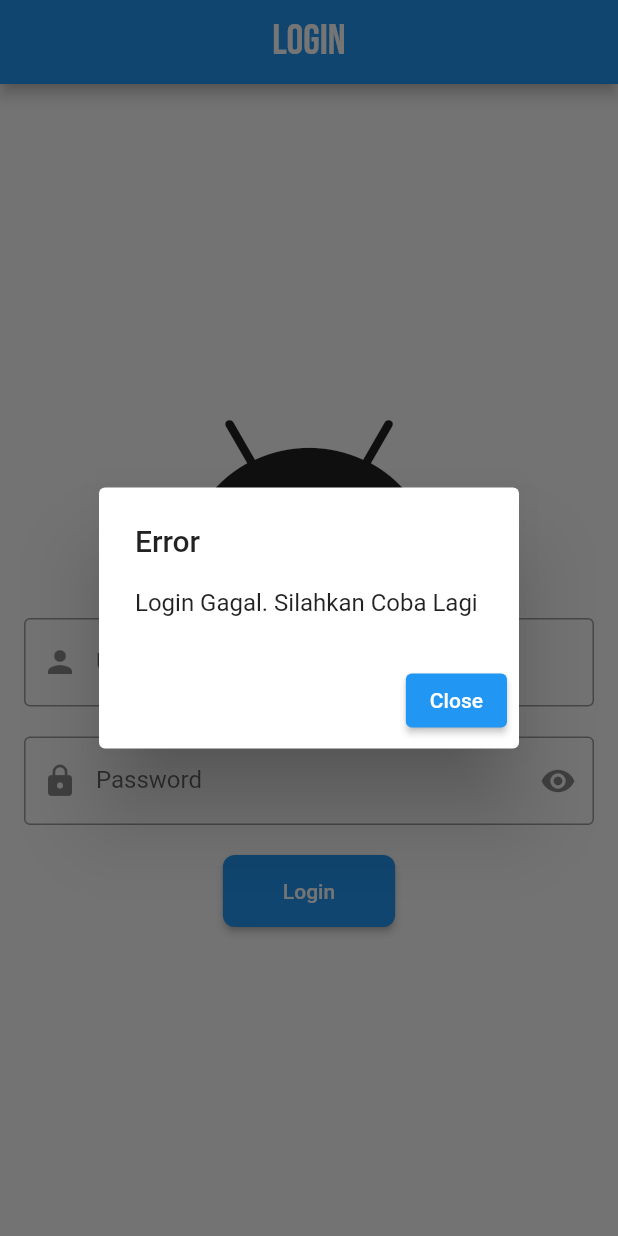
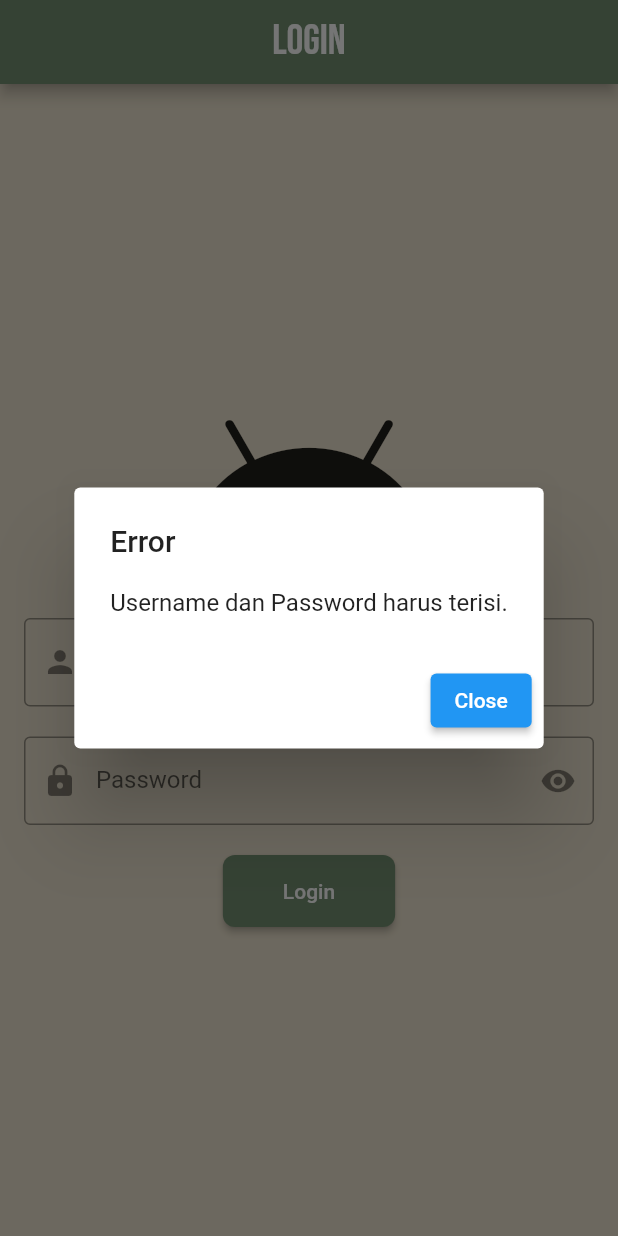
Before and after one commit to nabilhasymi/finPro_Mobile, a Flutter app: the screen it shows after launch, after a tap on "Login", on a phone screen of 412 x 824 dp. Run offline on Flutter 3.47's test engine with Material 2 defaults, Android fonts, the phone set to English and light mode, and no system bars; our stand-ins replace font_awesome_flutter, hive, hive_flutter, shared_preferences; missing offline and left inert: encrypt; accounts and stored records are empty.

Commit message:
Eighth  Commit

```diff
--- a/lib/Pages/HalamanLogin.dart
+++ b/lib/Pages/HalamanLogin.dart
@@ -54,6 +54,11 @@ class _HalamanLoginState extends State<HalamanLogin> {
     final enteredUsername = _usernameController.text;
     final enteredPassword = _passwordController.text;
 
+    if (enteredUsername.isEmpty || enteredPassword.isEmpty) {
+      _showErrorDialog('Username dan Password harus terisi.');
+      return;
+    }
+
     // Contoh validasi sederhana, bisa disesuaikan dengan kebutuhan
     if (enteredUsername == 'user' && enteredPassword == 'password') {
       final encryptedPassword = _encryptPassword(enteredPassword);
@@ -65,7 +70,7 @@ class _HalamanLoginState extends State<HalamanLogin> {
         MaterialPageRoute(builder: (context) => HalamanUtama()),
       );
     } else {
-      _showErrorDialog('Login Gagal. Silahkan Coba Lagi');
+      _showErrorDialog("Login Gagal. Silahkan coba lagi");
     }
   }
 
@@ -98,7 +103,9 @@ class _HalamanLoginState extends State<HalamanLogin> {
   @override
   Widget build(BuildContext context) {
     return Scaffold(
+      backgroundColor: Color.fromRGBO(236, 227, 206, 1.0),
       appBar: AppBar(
+        backgroundColor: Color.fromRGBO(115, 144, 114, 1.0),
         title: Text(
           'Login',
           style: TextStyle(
@@ -148,6 +155,7 @@ class _HalamanLoginState extends State<HalamanLogin> {
               onPressed: _login,
               child: Text('Login'),
               style: ElevatedButton.styleFrom(
+                backgroundColor: Color.fromRGBO(115, 144, 114, 1.0),
                 padding: EdgeInsets.symmetric(horizontal: 40, vertical: 16),
                 shape: RoundedRectangleBorder(
                   borderRadius: BorderRadius.circular(8),
--- a/lib/Pages/HalamanProfile.dart
+++ b/lib/Pages/HalamanProfile.dart
@@ -134,7 +134,7 @@ Container profile() {
         children: <Widget>[
           CircleAvatar(
             radius: 50.0,
-            foregroundImage: AssetImage('../assets/profile.jpeg'),
+            foregroundImage: AssetImage('assets/profile.jpeg'),
           ),
           SizedBox(height: 10.0),
           Text(
--- a/pubspec.yaml
+++ b/pubspec.yaml
@@ -34,6 +34,7 @@ dev_dependencies:
 flutter:
   assets:
     - assets/Background.jpg
+    - assets/profile.jpeg
   fonts:
     - family: BebasNeue # Nama font yang akan digunakan dalam Flutter
       fonts:
```
